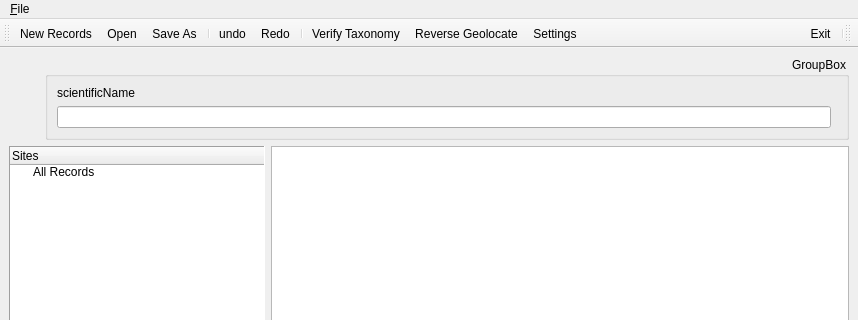
This is ui/TestUI.ui in CapPow/collBook as Qt 5 draws it before an edit; both pictures show x 0 to 858 and y 0 to 320 of the 858 by 572 pixel window. The edited form follows.
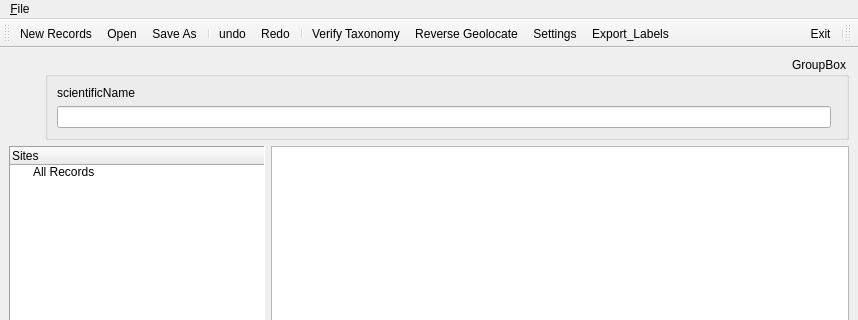
This is the edited form. Icons and pictures are not drawn. Custom widgets are drawn as their Qt base class.

Commit message: activated the Save As, and Export Labels buttons

Patch:
```diff
--- a/ui/TestUI.ui
+++ b/ui/TestUI.ui
@@ -247,6 +247,7 @@
    <addaction name="action_Verify_Taxonomy"/>
    <addaction name="action_Reverse_Geolocate"/>
    <addaction name="action_Settings"/>
+   <addaction name="action_Export_Labels"/>
   </widget>
   <widget class="QToolBar" name="right_toolBar">
    <property name="sizePolicy">
@@ -378,6 +379,15 @@
     <string>Settings and preferences</string>
    </property>
   </action>
+  <action name="action_Export_Labels">
+   <property name="icon">
+    <iconset resource="resources/Resources.qrc">
+     <normaloff>:/rc_/tag.svg</normaloff>:/rc_/tag.svg</iconset>
+   </property>
+   <property name="text">
+    <string>&amp;Export_Labels</string>
+   </property>
+  </action>
  </widget>
  <customwidgets>
   <customwidget>
```
The commit also changes 13 other files.
